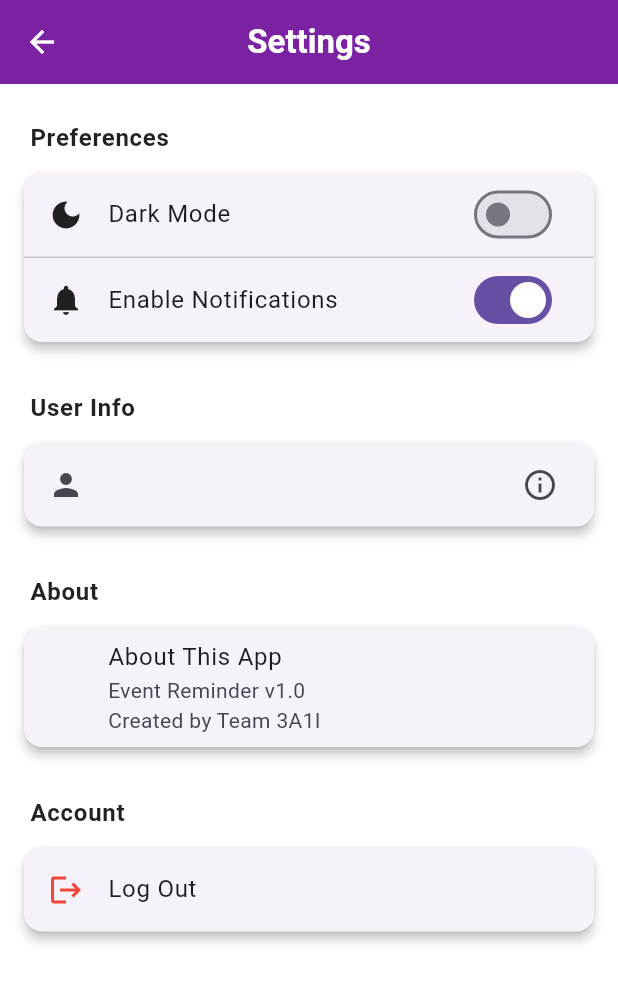
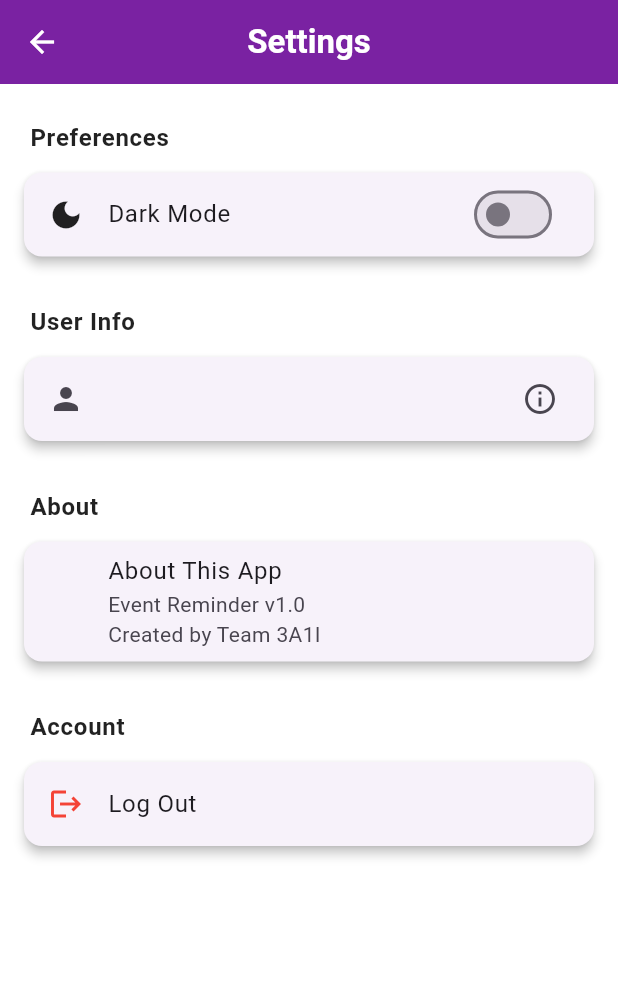
Before and after one commit to Aqilah87/Event_Reminder, a Flutter app: the HomeScreen screen opened directly, after a tap on the "menu" icon, after a tap on the "search" icon, after a tap on the "settings" icon, on a phone screen of 412 x 824 dp. Shown: the top 982 px of the screen. Run offline on Flutter 3.47's test engine with Material 3 defaults, Android fonts, the phone set to English and light mode, and no system bars; our stand-ins replace hive, hive_flutter, image_picker, shared_preferences, table_calendar; accounts and stored records are empty.

Commit message:
fix a few things

```diff
--- a/lib/screens/settings_page.dart
+++ b/lib/screens/settings_page.dart
@@ -51,18 +51,6 @@ class _SettingsPageState extends State<SettingsPage> {
                     },
                     secondary:
                         Icon(Icons.dark_mode, color: theme.iconTheme.color),
-                  ),
-                  const Divider(height: 1),
-                  SwitchListTile(
-                    title: const Text('Enable Notifications'),
-                    value: _notificationsEnabled,
-                    onChanged: (bool value) {
-                      setState(() {
-                        _notificationsEnabled = value;
-                      });
-                    },
-                    secondary:
-                        Icon(Icons.notifications, color: theme.iconTheme.color),
                   ),
                 ],
               ),
--- a/lib/screens/signup_page.dart
+++ b/lib/screens/signup_page.dart
@@ -58,7 +58,7 @@ class _SignUpPageState extends State<SignUpPage> {
               children: [
                 // App logo
                 Image.asset(
-                  'assets/logo_reminder-removebg-preview.png',
+                  'assets/ER.png',
                   width: 120,
                   height: 120,
                 ),
```
Also changed, not shown: lib/screens/home_screen.dart (+15 -35 lines).
